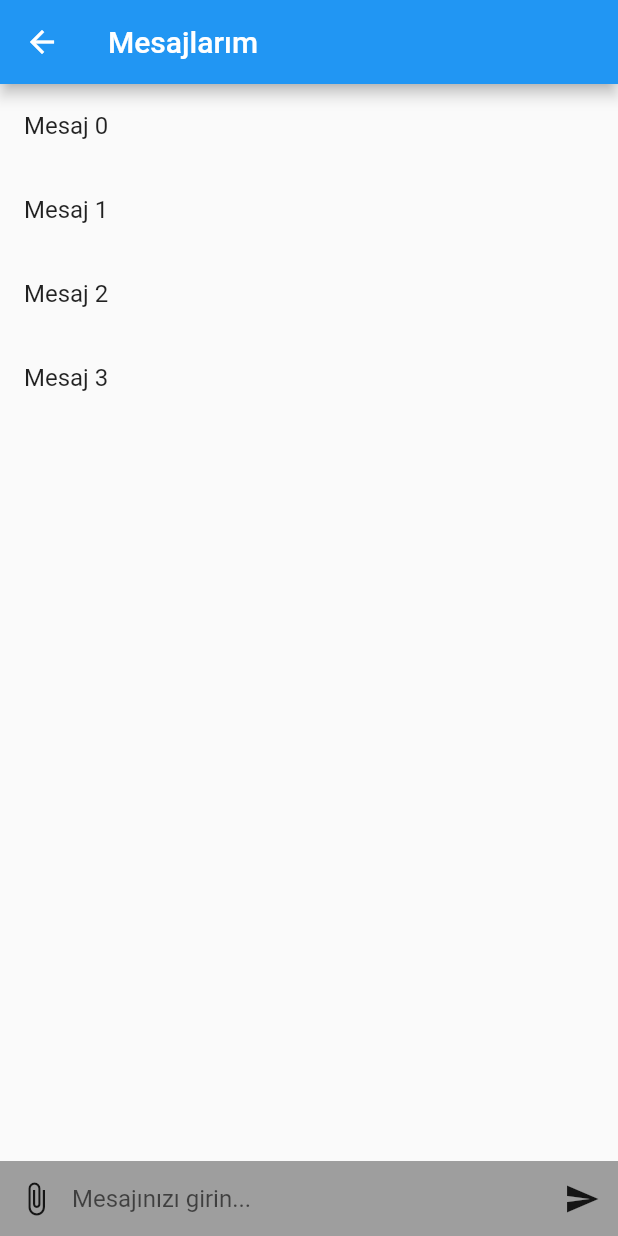
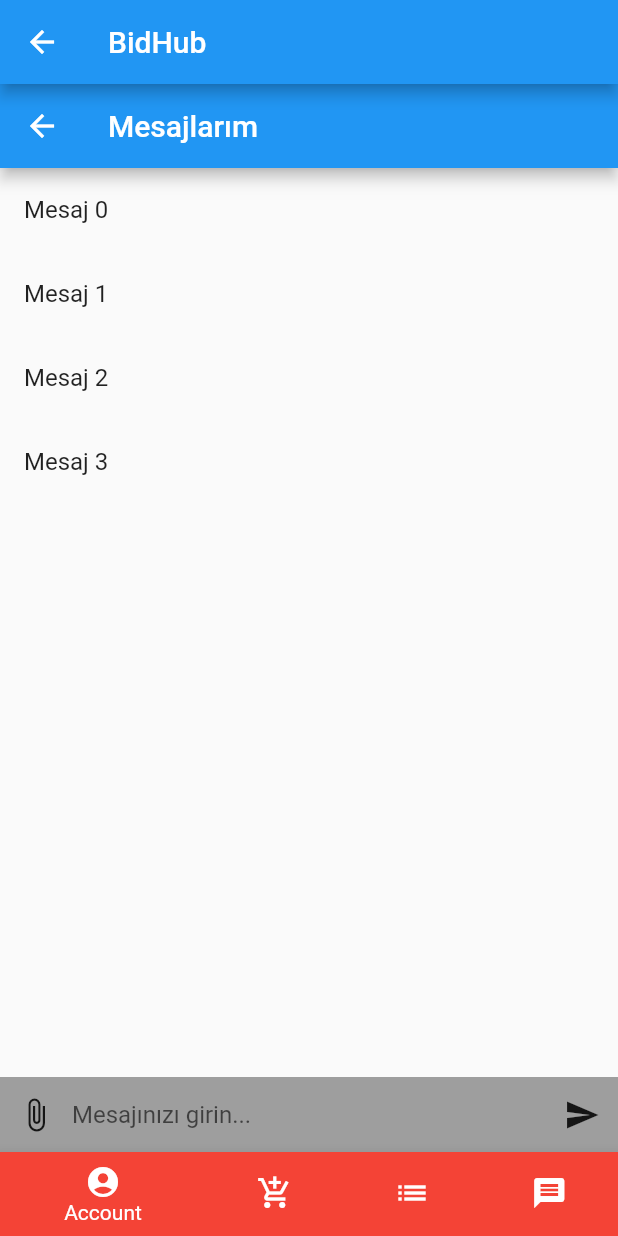
Before and after one commit to ErtanCANYURT/BidHubApp-Mobile, a Flutter app: the MessagesPage screen opened by its route, on a phone screen of 412 x 824 dp. Run offline on Flutter 3.47's test engine with Material 2 defaults, Android fonts, the phone set to English and light mode, and no system bars.

Commit message:
Menu bug fixed

```diff
--- a/BidHubTestt/lib/main.dart
+++ b/BidHubTestt/lib/main.dart
@@ -1,10 +1,79 @@
 import 'package:flutter/material.dart';
+import 'package:bidhubtestt/messages.dart';
 import 'package:bidhubtestt/homepage.dart';
-import 'package:bidhubtestt/messages.dart';
 import 'package:bidhubtestt/loginpage.dart';
 import 'package:bidhubtestt/notfoundpage.dart';
+import 'package:bidhubtestt/account.dart';
+import 'package:bidhubtestt/sell.dart';
+import 'package:bidhubtestt/mylisting.dart';
 
 void main() => runApp(BidHubApp());
+
+class MainTemplate extends StatefulWidget {
+  final Widget child;
+
+  MainTemplate({required this.child});
+
+  @override
+  _MainTemplateState createState() => _MainTemplateState();
+}
+
+class _MainTemplateState extends State<MainTemplate> {
+  int _currentIndex = 0;
+
+  final List<Widget> _pages = [
+    HomePage(),
+    SellPage(),
+    MyListingPage(),
+    MessagesPage(),
+  ];
+
+  @override
+  Widget build(BuildContext context) {
+    return Scaffold(
+      appBar: AppBar(
+        title: Text('BidHub'),
+      ),
+      body: widget.child,
+      bottomNavigationBar: Theme(
+        data: Theme.of(context).copyWith(
+          canvasColor: Colors.red, // Menü arka plan rengi olarak kırmızı
+        ),
+        child: BottomNavigationBar(
+          items: [
+            BottomNavigationBarItem(
+              icon: Icon(Icons.account_circle),
+              label: 'Account',
+            ),
+            BottomNavigationBarItem(
+              icon: Icon(Icons.add_shopping_cart),
+              label: 'Sell',
+            ),
+            BottomNavigationBarItem(
+              icon: Icon(Icons.list),
+              label: 'My Listings',
+            ),
+            BottomNavigationBarItem(
+              icon: Icon(Icons.message),
+              label: 'Messages',
+            ),
+          ],
+          onTap: (index) {
+            if (index == 0) {
+              Navigator.pushNamed(context, '/account');
+            } else if (index == 1) {
+              Navigator.pushNamed(context, '/sell');
+            } else if (index == 2) {
+              Navigator.pushNamed(context, '/myListings');
+            } else if (index == 3) {
+              Navigator.pushNamed(context, '/messages');
+            }
+          },
+        ),
+      ),
+    );
+  }
+}
 
 class BidHubApp extends StatelessWidget {
   @override
@@ -19,6 +88,9 @@ class BidHubApp extends StatelessWidget {
         '/loginpage': (context) => LoginPage(),
         '/home': (context) => HomePage(),
         '/messages': (context) => MessagesPage(),
+        '/account': (context)=> AccountPage(),
+        '/sell' : (context)=> SellPage(),
+        '/myListings': (context)=> MyListingPage(),
       },
       onUnknownRoute: (settings) {
         return MaterialPageRoute(builder: (_) => NotFoundPage());
--- a/BidHubTestt/lib/messages.dart
+++ b/BidHubTestt/lib/messages.dart
@@ -1,9 +1,11 @@
 import 'package:flutter/material.dart';
+import 'package:bidhubtestt/main.dart'; // MainTemplate import edildi
 
 class MessagesPage extends StatelessWidget {
   @override
   Widget build(BuildContext context) {
-    return Scaffold(
+    return MainTemplate( // MainTemplate kullanıldı
+      child: Scaffold(
         appBar: AppBar(
           title: Text('Mesajlarım'),
         ),
@@ -47,6 +49,7 @@ class MessagesPage extends StatelessWidget {
             ),
           ],
         ),
+      ),
     );
   }
 }
```
Also changed, not shown: BidHubTestt/lib/account.dart (added, +15 -0 lines), BidHubTestt/lib/homepage.dart (+6 -37 lines), BidHubTestt/lib/mylisting.dart (added, +15 -0 lines), BidHubTestt/lib/sell.dart (added, +15 -0 lines). Lines whose indentation alone changed are shown as unchanged.
